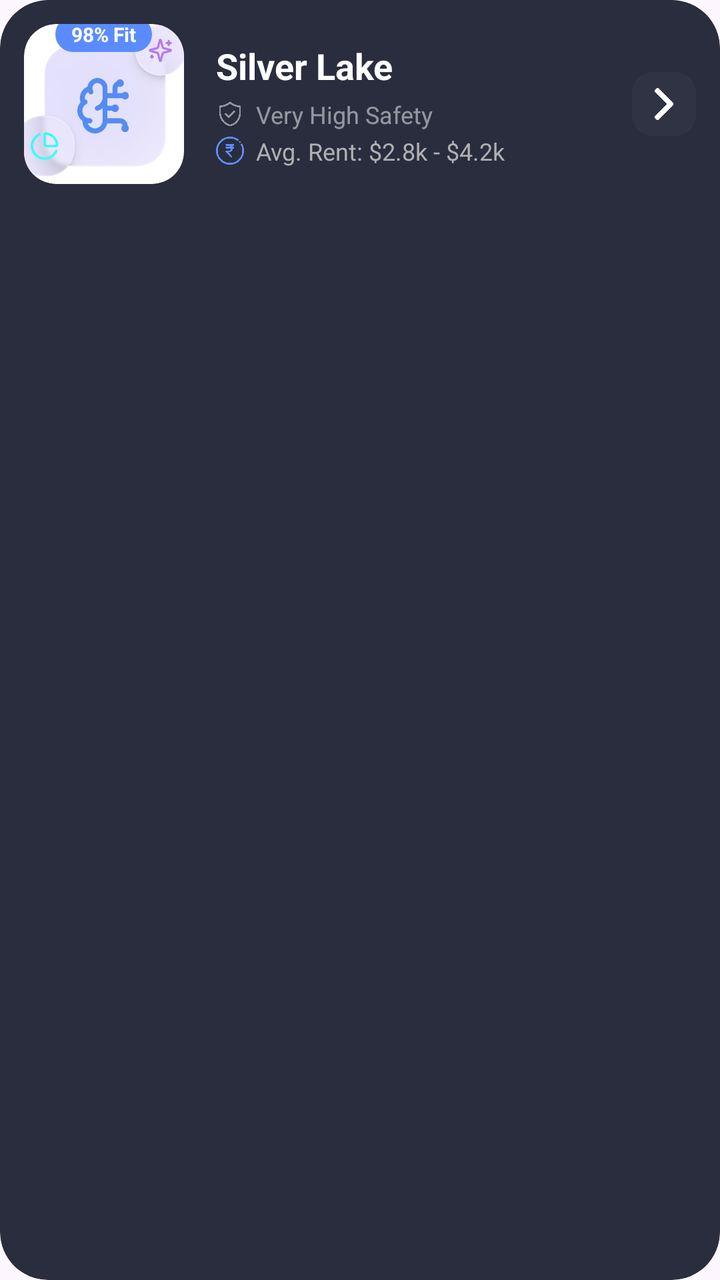
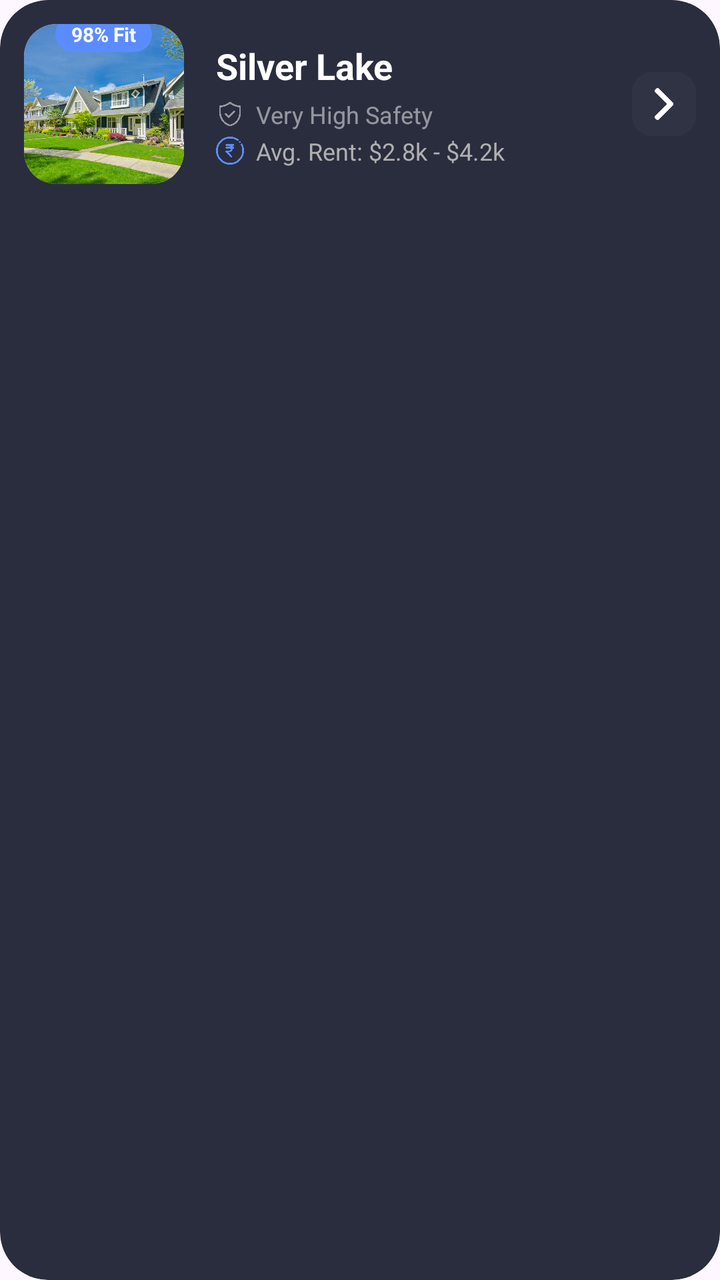

Compare the two renders of this Android layout. The source of the first and the diff that turns it into the second are given below.
<!-- AndroidManifest.xml: application theme Theme.NeighborFitAI -->
<!-- res/layout/item_map_neighborhood.xml -->
<?xml version="1.0" encoding="utf-8"?>
<androidx.cardview.widget.CardView xmlns:android="http://schemas.android.com/apk/res/android"
    xmlns:app="http://schemas.android.com/apk/res-auto"
    xmlns:tools="http://schemas.android.com/tools"
    android:layout_width="match_parent"
    android:layout_height="wrap_content"
    android:layout_marginBottom="16dp"
    app:cardBackgroundColor="#2A2D3E"
    app:cardCornerRadius="24dp"
    app:cardElevation="0dp">

    <androidx.constraintlayout.widget.ConstraintLayout
        android:layout_width="match_parent"
        android:layout_height="wrap_content"
        android:padding="12dp">

        
        <FrameLayout
            android:id="@+id/flImage"
            android:layout_width="80dp"
            android:layout_height="80dp"
            app:layout_constraintBottom_toBottomOf="parent"
            app:layout_constraintStart_toStartOf="parent"
            app:layout_constraintTop_toTopOf="parent">

            <androidx.cardview.widget.CardView
                android:layout_width="match_parent"
                android:layout_height="match_parent"
                app:cardCornerRadius="16dp"
                app:cardElevation="0dp">

                <ImageView
                    android:id="@+id/ivNeighborhood"
                    android:layout_width="match_parent"
                    android:layout_height="match_parent"
                    android:scaleType="centerCrop"
                    android:src="@drawable/onboarding3" />
            </androidx.cardview.widget.CardView>

            <TextView
                android:id="@+id/tvFitBadge"
                android:layout_width="wrap_content"
                android:layout_height="wrap_content"
                android:layout_gravity="top|center_horizontal"
                android:layout_marginTop="-4dp"
                android:background="@drawable/indicator_active"
                android:backgroundTint="#5B8CFF"
                android:paddingHorizontal="8dp"
                android:paddingVertical="2dp"
                android:text="98% Fit"
                android:textColor="@android:color/white"
                android:textSize="10sp"
                android:textStyle="bold" />
        </FrameLayout>

        
        <LinearLayout
            android:layout_width="0dp"
            android:layout_height="wrap_content"
            android:layout_marginStart="16dp"
            android:layout_marginEnd="8dp"
            android:orientation="vertical"
            app:layout_constraintBottom_toBottomOf="parent"
            app:layout_constraintEnd_toStartOf="@+id/ivExpand"
            app:layout_constraintStart_toEndOf="@id/flImage"
            app:layout_constraintTop_toTopOf="parent">

            <TextView
                android:id="@+id/tvName"
                android:layout_width="wrap_content"
                android:layout_height="wrap_content"
                android:text="Silver Lake"
                android:textColor="@android:color/white"
                android:textSize="18sp"
                android:textStyle="bold" />

            <LinearLayout
                android:layout_width="wrap_content"
                android:layout_height="wrap_content"
                android:layout_marginTop="4dp"
                android:gravity="center_vertical"
                android:orientation="horizontal">

                <ImageView
                    android:layout_width="14dp"
                    android:layout_height="14dp"
                    android:src="@drawable/security"
                    app:tint="#80FFFFFF" />

                <TextView
                    android:id="@+id/tvSafety"
                    android:layout_width="wrap_content"
                    android:layout_height="wrap_content"
                    android:layout_marginStart="6dp"
                    android:text="Very High Safety"
                    android:textColor="#80FFFFFF"
                    android:textSize="12sp" />
            </LinearLayout>

            <LinearLayout
                android:layout_width="wrap_content"
                android:layout_height="wrap_content"
                android:layout_marginTop="2dp"
                android:gravity="center_vertical"
                android:orientation="horizontal">

                <ImageView
                    android:layout_width="14dp"
                    android:layout_height="14dp"
                    android:src="@drawable/rupeesymbol"
                    app:tint="#5B8CFF" />

                <TextView
                    android:id="@+id/tvRent"
                    android:layout_width="wrap_content"
                    android:layout_height="wrap_content"
                    android:layout_marginStart="6dp"
                    android:text="Avg. Rent: $2.8k - $4.2k"
                    android:textColor="#B0B0B0"
                    android:textSize="12sp" />
            </LinearLayout>
        </LinearLayout>

        
        <ImageView
            android:id="@+id/ivExpand"
            android:layout_width="32dp"
            android:layout_height="32dp"
            android:background="@drawable/indicator_inactive"
            android:backgroundTint="#1AFFFFFF"
            android:padding="8dp"
            android:src="@drawable/rightarrow"
            app:layout_constraintBottom_toBottomOf="parent"
            app:layout_constraintEnd_toEndOf="parent"
            app:layout_constraintTop_toTopOf="parent"
            app:tint="@android:color/white" />

    </androidx.constraintlayout.widget.ConstraintLayout>
</androidx.cardview.widget.CardView>
<!-- resources referenced by this layout -->
<resources>
  <!-- drawable indicator_active (drawable) -->
  <shape xmlns:android="http://schemas.android.com/apk/res/android">
      <corners android:radius="10dp"/>
      <solid android:color="#5B8CFF"/>
  </shape>
  <!-- drawable indicator_inactive (drawable) -->
  <shape xmlns:android="http://schemas.android.com/apk/res/android">
      <corners android:radius="10dp"/>
      <solid android:color="#40FFFFFF"/>
  </shape>
  <!-- drawable onboarding3: png bitmap (drawable, 115877 bytes) -->
  <!-- drawable rightarrow: png bitmap (drawable, 2601 bytes) -->
  <!-- drawable rupeesymbol: png bitmap (drawable, 17361 bytes) -->
  <!-- drawable security: png bitmap (drawable, 11961 bytes) -->
  <style name="Theme.NeighborFitAI" parent="Base.Theme.NeighborFitAI" />
  <style name="Base.Theme.NeighborFitAI" parent="Theme.Material3.DayNight.NoActionBar">
          
          
      </style>
</resources>

<!-- the commit's change to res/layout/item_map_neighborhood.xml (unified diff, before → after) -->
@@ -34,7 +34,7 @@
                     android:layout_width="match_parent"
                     android:layout_height="match_parent"
                     android:scaleType="centerCrop"
-                    android:src="@drawable/onboarding3" />
+                    android:src="@drawable/neighborhood" />
             </androidx.cardview.widget.CardView>
 
             <TextView
<!-- resource entries referenced after the edit -->
@@ -10,7 +10,7 @@
       <corners android:radius="10dp"/>
       <solid android:color="#40FFFFFF"/>
   </shape>
-  <!-- drawable onboarding3: png bitmap (drawable, 115877 bytes) -->
+  <!-- drawable neighborhood: png bitmap (drawable, 142038 bytes) -->
   <!-- drawable rightarrow: png bitmap (drawable, 2601 bytes) -->
   <!-- drawable rupeesymbol: png bitmap (drawable, 17361 bytes) -->
   <!-- drawable security: png bitmap (drawable, 11961 bytes) -->
